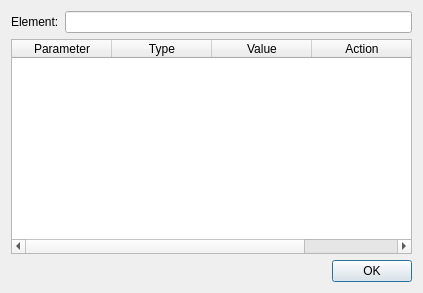
CompuCell3D/CompuCell3D, file CompuCell3D/Twedit++/Plugins/CC3DProject/parameterdlg.ui: the form before one commit.
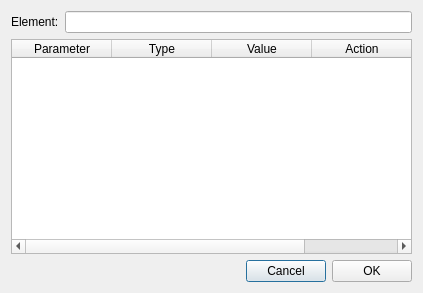
The form after the commit.

The edit to the form file:
```diff
--- a/CompuCell3D/Twedit++/Plugins/CC3DProject/parameterdlg.ui
+++ b/CompuCell3D/Twedit++/Plugins/CC3DProject/parameterdlg.ui
@@ -71,6 +71,13 @@
        </property>
       </spacer>
      </item>
+     <item>
+      <widget class="QPushButton" name="pushButton">
+       <property name="text">
+        <string>Cancel</string>
+       </property>
+      </widget>
+     </item>
      <item>
       <widget class="QPushButton" name="okPB">
        <property name="text">
```
Left out of the diff: 16 changed lines with no effect on the pictures.
